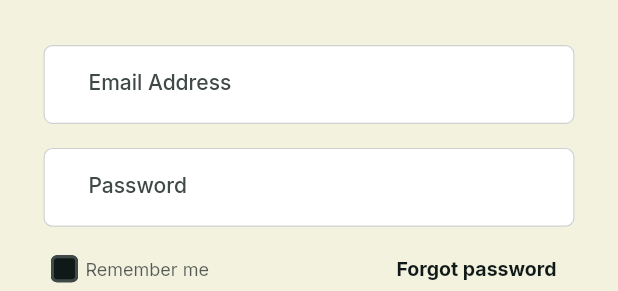
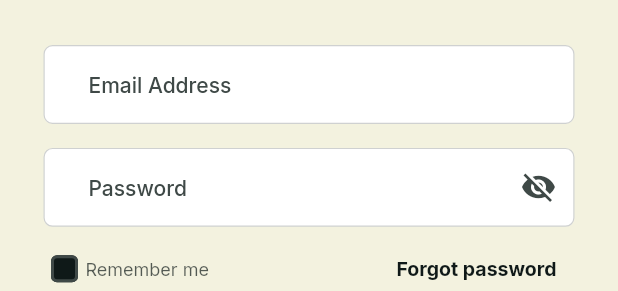
Before and after one commit to TarekMokadem/foodcourt, a Flutter app: the SignIn widget shown alone on an empty page, opened directly with empty values, on a phone screen of 412 x 824 dp. Shown: the top 291 px of the screen. Run offline on Flutter 3.47's test engine with Material 2 defaults, Android fonts, the phone set to English and light mode, and no system bars; our stand-ins replace badges, carousel_indicator, firebase_auth, firebase_core, flutter_rating_bar, flutter_screenutil and 4 more; missing offline and left inert: dart:ffi; accounts and stored records are empty.

```diff
--- a/lib/screens/auth/signin.dart
+++ b/lib/screens/auth/signin.dart
@@ -46,6 +46,7 @@ class _SignInState extends State<SignIn> {
       } on FirebaseAuthException catch (e) {
         print(e);
         log("Failed to log in");
+        SnackBar(content: Text("Email or password incorrect"),);
         showDialog(context: context, builder: (BuildContext context){
           return AlertDialog(
             title: Text("Error"),
@@ -65,13 +66,9 @@ class _SignInState extends State<SignIn> {
         child: Column(
           children: [
             const SizedBox(height: 30),
-            TextField(controller: emailController,
-              decoration: InputDecoration(labelText: 'Email Address'),
-            ),
+            AppTextFormField(hint: 'Email Address', controller: emailController,),
             const SizedBox(height: 16),
-            TextField(controller: passwordController,
-              decoration: InputDecoration(labelText: 'Password'),
-            ),
+            AppTextFormField(hint: 'Password', controller: passwordController, obscurable: true,),
             const SizedBox(height: 8),
             Row(
               mainAxisAlignment: MainAxisAlignment.start,
--- a/lib/widgets/textfield/app_textfield.dart
+++ b/lib/widgets/textfield/app_textfield.dart
@@ -4,10 +4,12 @@ class AppTextFormField extends StatefulWidget {
   const AppTextFormField({
     Key? key,
     required this.hint,
+    required this.controller,
     this.obscurable = false,
   }) : super(key: key);
 
   final String hint;
+  final TextEditingController controller;
   final bool obscurable;
 
   @override
@@ -19,7 +21,7 @@ class _AppTextFormFieldState extends State<AppTextFormField> {
 
   @override
   Widget build(BuildContext context) {
-    return TextFormField(
+    return TextFormField(controller: widget.controller,
       decoration: InputDecoration(
         hintText: widget.hint,
         suffixIcon: widget.obscurable ? renderSuffix : null,
```
Also changed, not shown: lib/screens/auth/signup.dart (+60 -4 lines).
